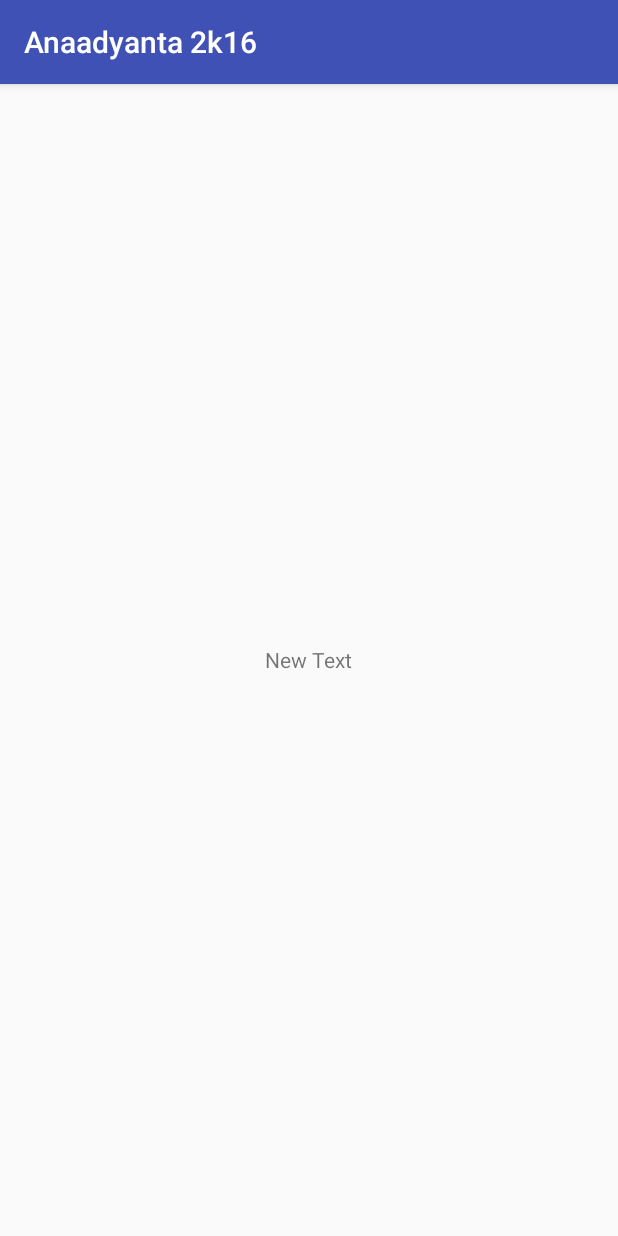
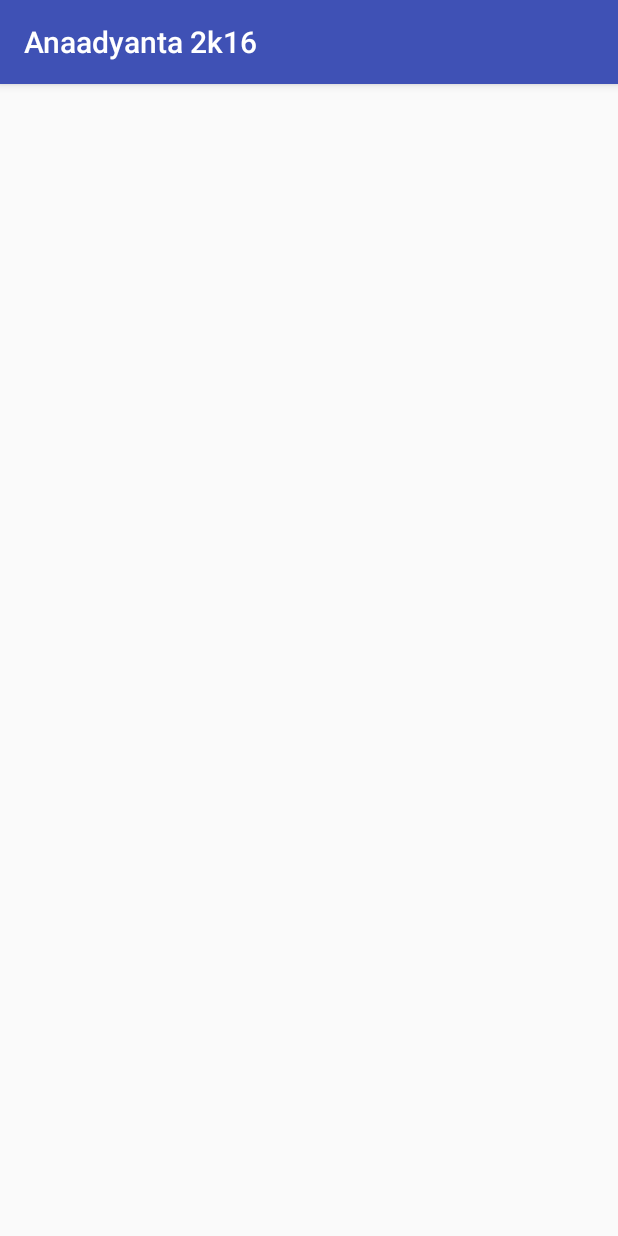
Before and after one commit to Niranjan-B/anaadyanta-2k16, an Android app: the screen it shows after launch (MainActivity), on a phone screen of 412 x 824 dp. Run offline under Robolectric (Android 15) with nearby library versions, the phone set to English and light mode, and no system bars.

Commit message:
replaced the layout with the original one..undoing from demo

```diff
--- a/app/src/main/res/layout/activity_main.xml
+++ b/app/src/main/res/layout/activity_main.xml
@@ -1,4 +1,3 @@
-
 <?xml version="1.0" encoding="utf-8"?>
 <RelativeLayout xmlns:android="http://schemas.android.com/apk/res/android"
     xmlns:tools="http://schemas.android.com/tools"
@@ -10,11 +9,4 @@
     android:paddingTop="@dimen/activity_vertical_margin"
     tools:context="org.anaadyanta.anaadyanta2k16.MainActivity">
 
-    <TextView
-        android:layout_width="wrap_content"
-        android:layout_height="wrap_content"
-        android:text="New Text"
-        android:id="@+id/textView"
-        android:layout_centerVertical="true"
-        android:layout_centerHorizontal="true" />
 </RelativeLayout>
```
